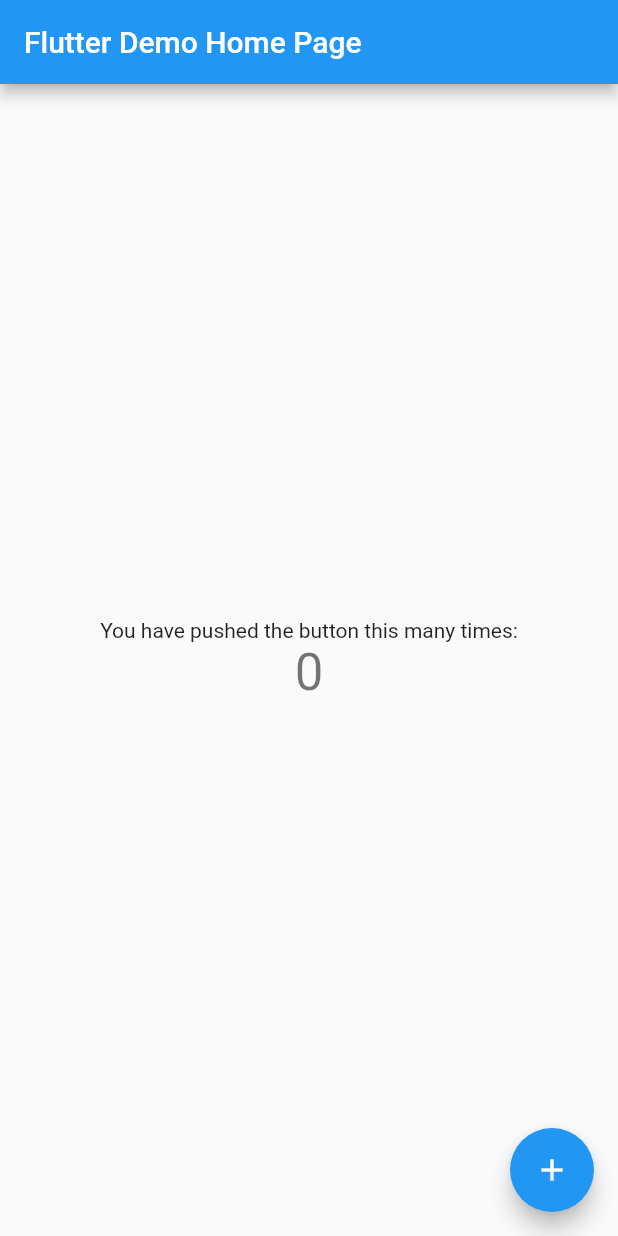
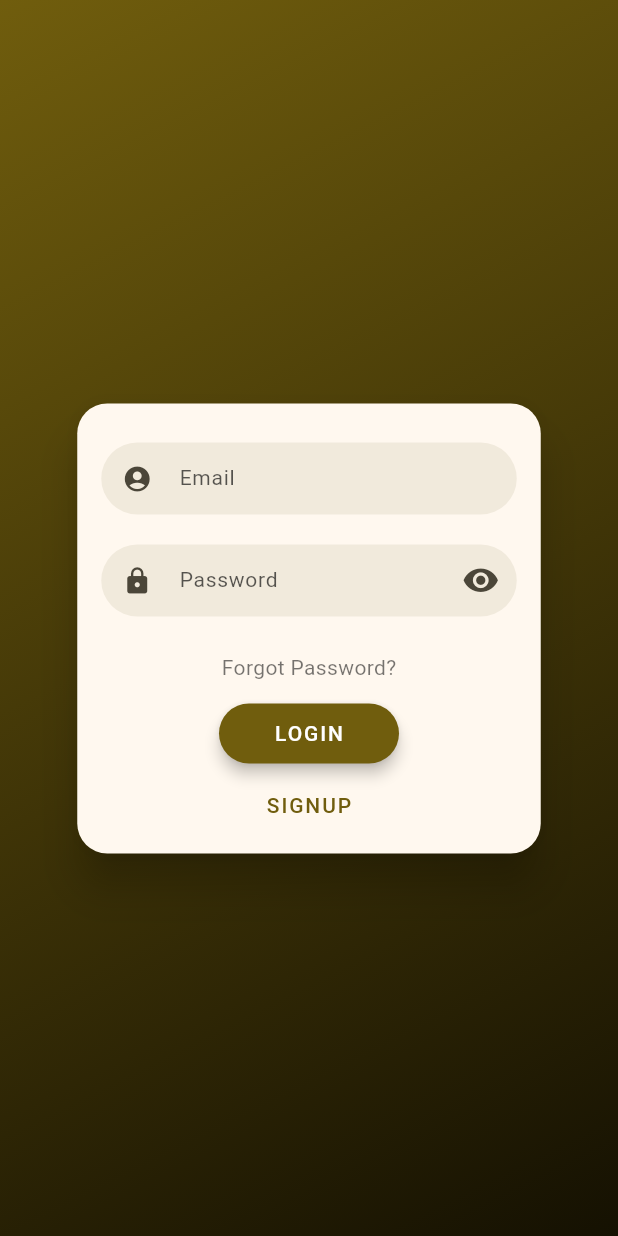
Before and after one commit to iamudesharma/shoping_app, a Flutter app: the screen it shows after launch, on a phone screen of 412 x 824 dp. Run offline on Flutter 3.47's test engine with Material 2 defaults, Android fonts, the phone set to English and light mode, and no system bars; drawn by our look-alikes of flutter_login; our stand-ins replace get.

Commit message:
added login ui

```diff
--- /dev/null
+++ b/lib/bindings/login_bindings.dart
@@ -0,0 +1,10 @@
+import 'package:get/get.dart';
+
+import '../controller/login_controller.dart';
+
+class LoginBinding implements Bindings {
+  @override
+  void dependencies() {
+    Get.lazyPut<LoginController>(() => LoginController());
+  }
+}
--- /dev/null
+++ b/lib/controller/login_controller.dart
@@ -0,0 +1,3 @@
+import 'package:get/get.dart';
+
+class LoginController extends GetxController {}
--- a/lib/main.dart
+++ b/lib/main.dart
@@ -1,4 +1,8 @@
 import 'package:flutter/material.dart';
+import 'package:get/get.dart';
+import 'package:shoping_app/pages/login_page.dart';
+
+import 'routes/routes.dart';
 
 void main() {
   runApp(const MyApp());
@@ -10,86 +14,16 @@
   // This widget is the root of your application.
   @override
   Widget build(BuildContext context) {
-    return MaterialApp(
+    return GetMaterialApp(
+      getPages: AppRoutes.pages,
       title: 'Flutter Demo',
       theme: ThemeData(
-        // This is the theme of your application.
-        //
-        // Try running your application with "flutter run". You'll see the
-        // application has a blue toolbar. Then, without quitting the app, try
-        // changing the primarySwatch below to Colors.green and then invoke
-        // "hot reload" (press "r" in the console where you ran "flutter run",
-        // or simply save your changes to "hot reload" in a Flutter IDE).
-        // Notice that the counter didn't reset back to zero; the application
-        // is not restarted.
-        primarySwatch: Colors.blue,
+        colorSchemeSeed: Colors.amberAccent,
+        useMaterial3: true,
+        typography: Typography.material2018(),
+        visualDensity: VisualDensity.adaptivePlatformDensity,
       ),
-      home: const MyHomePage(title: 'Flutter Demo Home Page'),
+      home: LoginPage(),
     );
   }
 }
-
-class MyHomePage extends StatefulWidget {
-  const MyHomePage({Key? key, required this.title}) : super(key: key);
-
-  // This widget is the home page of your application. It is stateful, meaning
-  // that it has a State object (defined below) that contains fields that affect
-  // how it looks.
-
-  // This class is the configuration for the state. It holds the values (in this
-  // case the title) provided by the parent (in this case the App widget) and
-  // used by the build method of the State. Fields in a Widget subclass are
-  // always marked "final".
-
-  final String title;
-
-  @override
-  State<MyHomePage> createState() => _MyHomePageState();
-}
-
-class _MyHomePageState extends State<MyHomePage> {
-  int _counter = 0;
-
-  void _incrementCounter() {
-    setState(() {
-      // This call to setState tells the Flutter framework that something has
-      // changed in this State, which causes it to rerun the build method below
-      // so that the display can reflect the updated values. If we changed
-      // _counter without calling setState(), then the build method would not be
-      // called again, and so nothing would appear to happen.
-      _counter++;
-    });
-  }
-
-  @override
-  Widget build(BuildContext context) {
-
-    return Scaffold(
-      appBar: AppBar(
-
-        title: Text(widget.title),
-      ),
-      body: Center(
-
-        child: Column(
-
-          mainAxisAlignment: MainAxisAlignment.center,
-          children: <Widget>[
-            const Text(
-              'You have pushed the button this many times:',
-            ),
-            Text(
-              '$_counter',
-              style: Theme.of(context).textTheme.headline4,
-            ),
-          ],
-        ),
-      ),
-      floatingActionButton: FloatingActionButton(
-        onPressed: _incrementCounter,
-        tooltip: 'Increment',
-        child: const Icon(Icons.add),
-      ), // This trailing comma makes auto-formatting nicer for build methods.
-    );
-  }
-}
--- /dev/null
+++ b/lib/pages/login_page.dart
@@ -0,0 +1,19 @@
+import 'package:flutter/material.dart';
+import 'package:flutter_login/flutter_login.dart';
+import 'package:get/get.dart';
+
+import '../controller/login_controller.dart';
+
+class LoginPage extends GetView<LoginController> {
+  @override
+  Widget build(BuildContext context) {
+    return Scaffold(
+      body: FlutterLogin(
+        onSignup: (SignupData data) {},
+        loginAfterSignUp: true,
+        onLogin: (LoginData data) {},
+        onRecoverPassword: (String) {},
+      ),
+    );
+  }
+}
--- /dev/null
+++ b/lib/routes/routes.dart
@@ -0,0 +1,21 @@
+import 'package:get/get.dart';
+import 'package:shoping_app/bindings/login_bindings.dart';
+import 'package:shoping_app/pages/login_page.dart';
+
+abstract class Routes {
+  static const INITIAL = '/';
+  static const HOME = '/home';
+  static const LOGIN = '/login';
+}
+
+class AppRoutes {
+  static final pages = [
+    GetPage(
+      name: Routes.LOGIN,
+      page: () => LoginPage(),
+      bindings: [
+        LoginBinding(),
+      ],
+    )
+  ];
+}
--- a/pubspec.yaml
+++ b/pubspec.yaml
@@ -34,6 +34,8 @@
   # The following adds the Cupertino Icons font to your application.
   # Use with the CupertinoIcons class for iOS style icons.
   cupertino_icons: ^1.0.2
+  flutter_login: ^3.1.0
+  get: ^4.6.1
 
 dev_dependencies:
   flutter_test:
```
Also changed, not shown: pubspec.lock, 2 other files.
